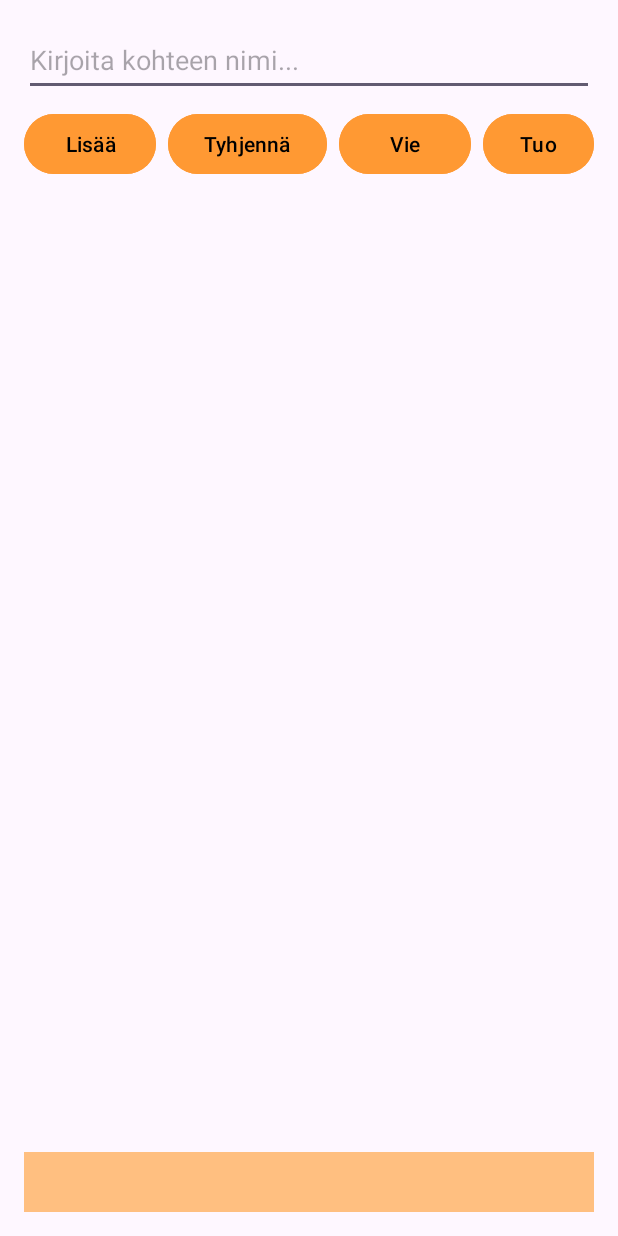
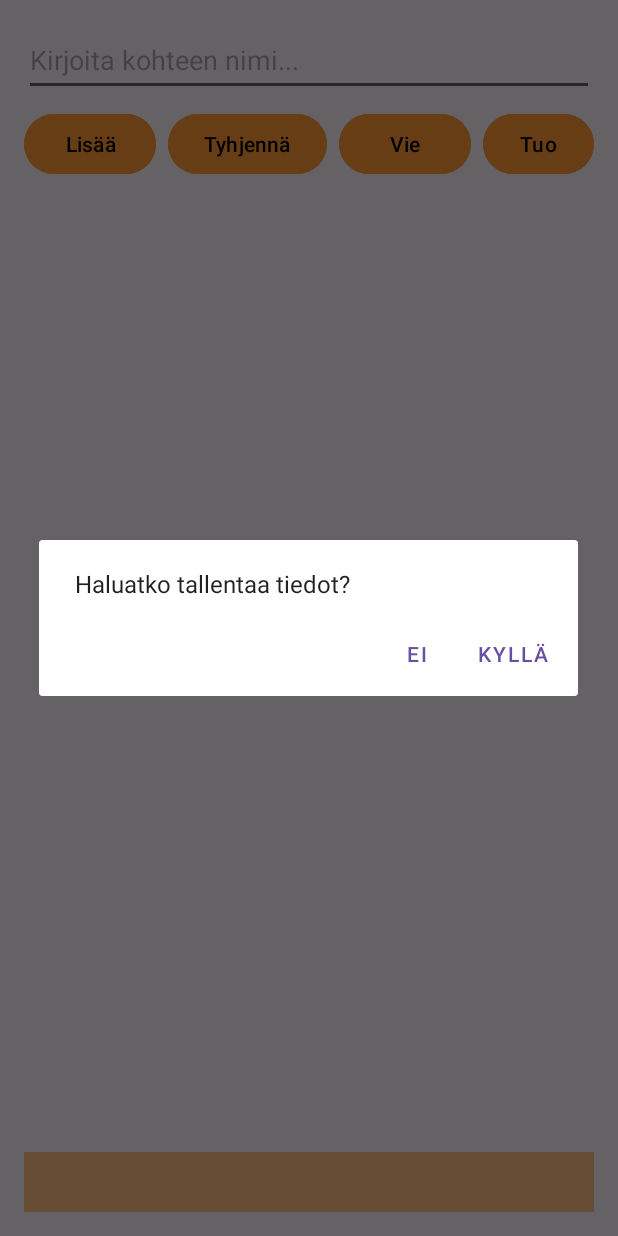
Before and after one commit to Kiviviki/TimerApp, an Android app: the screen it shows after launch (MainActivity), after a tap on "Vie", on a phone screen of 412 x 824 dp. Run offline under Robolectric (Android 15) with nearby library versions, the phone set to English and light mode, and no system bars.

Commit message:
Add prompts

```diff
--- a/app/src/main/java/com/example/timerapp/MainActivity.java
+++ b/app/src/main/java/com/example/timerapp/MainActivity.java
@@ -226,12 +226,8 @@ public class MainActivity extends AppCompatActivity {
             }
         });
 
-
-
-
-
         Button saveButton = findViewById(R.id.saveButton);
-        saveButton.setOnClickListener(v -> saveTimeDisplayToFile());
+        saveButton.setOnClickListener(v -> confirmSaveTimeDisplayToFile());
 
         Button clearDataButton = findViewById(R.id.clearDataButton);
         clearDataButton.setOnClickListener(v -> resetData());
@@ -518,9 +514,24 @@ public class MainActivity extends AppCompatActivity {
         timeDisplay.setText(displayText);
     }
 
+    public void confirmSaveTimeDisplayToFile() {
+        // Prepare the alert dialog for confirmation
+        AlertDialog.Builder builder = new AlertDialog.Builder(this);
+        builder.setMessage("Haluatko tallentaa tiedot?")
+                .setCancelable(true)  // Allows dialog to be dismissed when touching outside
+                .setPositiveButton("Kyllä", (dialog, id) -> {
+                    // User confirmed, now save the file
+                    saveTimeDisplayToFile();
+                })
+                .setNegativeButton("Ei", (dialog, id) -> {
+                    // User declined, just dismiss the dialog
+                    dialog.dismiss();
+                });
 
-
-
+        // Create and show the dialog
+        AlertDialog alert = builder.create();
+        alert.show();
+    }
 
     public void saveTimeDisplayToFile() {
         StringBuilder dataToSave = new StringBuilder();
@@ -585,6 +596,7 @@ public class MainActivity extends AppCompatActivity {
             Toast.makeText(this, "Tietoja ei voitu tallentaa: " + e.getMessage(), Toast.LENGTH_SHORT).show();
         }
     }
+
 
     @Override
     protected void onPause() {
@@ -693,7 +705,6 @@ public class MainActivity extends AppCompatActivity {
         editor.clear();
         editor.apply();
 
-        Toast.makeText(this, "Data cleared!", Toast.LENGTH_SHORT).show();
     }
 
     public void clearInternalData() {
@@ -704,7 +715,6 @@ public class MainActivity extends AppCompatActivity {
 
         updateTimeDisplay();
 
-        Toast.makeText(this, "Internal data cleared!", Toast.LENGTH_SHORT).show();
     }
 
     private void launchFilePicker() {
@@ -739,7 +749,7 @@ public class MainActivity extends AppCompatActivity {
             hasImportedFile = true;
 
         } catch (Exception e) {
-            Log.e("ImportError", "Error importing file", e);
+            Log.e("ImportError", "Virhe tiedostoa tuodessa!", e);
         }
     }
 }
```
Also changed, not shown: app/src/main/java/com/example/timerapp/ItemAdapter.java (+19 -11 lines).
